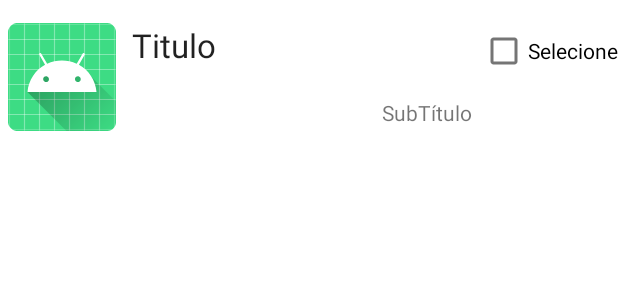
After one commit to MikaelSkd/AplicativoMobile, an Android app: the layout exemplo_relative_layoute.xml on its own in the app's theme, with its tools: preview values and no code run, on a phone screen of 412 x 824 dp. The commit adds this screen. Shown: the top 300 px of the screen. Run offline under Robolectric (Android 15) with nearby library versions, the phone set to English and light mode, and no system bars.

Commit message:
finished win

```diff
--- a/app/src/main/java/com/mikael/aplicativos/emaula/MainActivity.java
+++ b/app/src/main/java/com/mikael/aplicativos/emaula/MainActivity.java
@@ -1,5 +1,4 @@
 package com.mikael.aplicativos.emaula;
-
 
 import android.os.Bundle;
 
--- a/app/src/main/res/layout/exemplo_linear_layout.xml
+++ b/app/src/main/res/layout/exemplo_linear_layout.xml
@@ -1,18 +1,17 @@
 <?xml version="1.0" encoding="utf-8"?>
 <LinearLayout xmlns:android="http://schemas.android.com/apk/res/android"
-    android:orientation="vertical"
+    android:orientation="horizontal"
     android:layout_width="match_parent"
     android:layout_height="match_parent"
     android:layout_marginTop="10dp">
 
     <ImageView
-        android:layout_width="8dp"
+        android:layout_width="0dp"
         android:layout_height="wrap_content"
         android:layout_weight="2"
-        android:src="@mipmap/ic_launcher"
+        android:contentDescription="@string/icone_aplicacao"
         android:padding="5dp"
-        android:contentDescription="@string/icone_aplicacao"
-        />
+        android:src="@mipmap/ic_launcher" />
 
     <LinearLayout
         android:layout_width="0dp"
--- /dev/null
+++ b/app/src/main/res/layout/exemplo_relative_layoute.xml
@@ -0,0 +1,48 @@
+<?xml version="1.0" encoding="utf-8"?>
+<RelativeLayout xmlns:android="http://schemas.android.com/apk/res/android"
+    android:layout_width="match_parent"
+    android:layout_height="match_parent"
+    android:layout_marginTop="10dp">
+
+    <ImageView
+        android:layout_width="wrap_content"
+        android:layout_height="wrap_content"
+        android:src="@mipmap/ic_launcher"
+        android:padding="5dp"
+        android:id="@+id/img_view"
+        android:layout_alignParentTop="true"
+        android:layout_alignParentLeft="true"
+        android:layout_alignParentStart="true"
+        />
+    <CheckBox
+        android:layout_width="wrap_content"
+        android:layout_height="wrap_content"
+        android:text="Selecione"
+        android:id="@+id/checkbox"
+        android:layout_alignParentTop="true"
+        android:layout_alignParentRight="true"
+        android:layout_alignParentEnd="true"/>
+
+    <TextView
+        android:layout_width="wrap_content"
+        android:layout_height="wrap_content"
+        android:text="@string/titulo"
+        android:id="@+id/txt_titulo"
+        android:textAppearance="?android:attr/textAppearanceLarge"
+        android:layout_alignParentTop="true"
+        android:layout_toLeftOf="@+id/img_view"
+        android:layout_toEndOf="@+id/img_view"
+        android:layout_toStartOf="@id/checkbox"
+        android:padding="5dp"
+        />
+    <TextView
+        android:layout_width="wrap_content"
+        android:layout_height="wrap_content"
+        android:text="@string/subtitulo"
+        android:id="@+id/txt_subtitulo"
+        android:layout_below="@id/txt_titulo"
+        android:layout_toLeftOf="@+id/checkbox"
+        android:layout_marginTop="10dp"
+        android:padding="5dp"
+        />
+</RelativeLayout>
```
